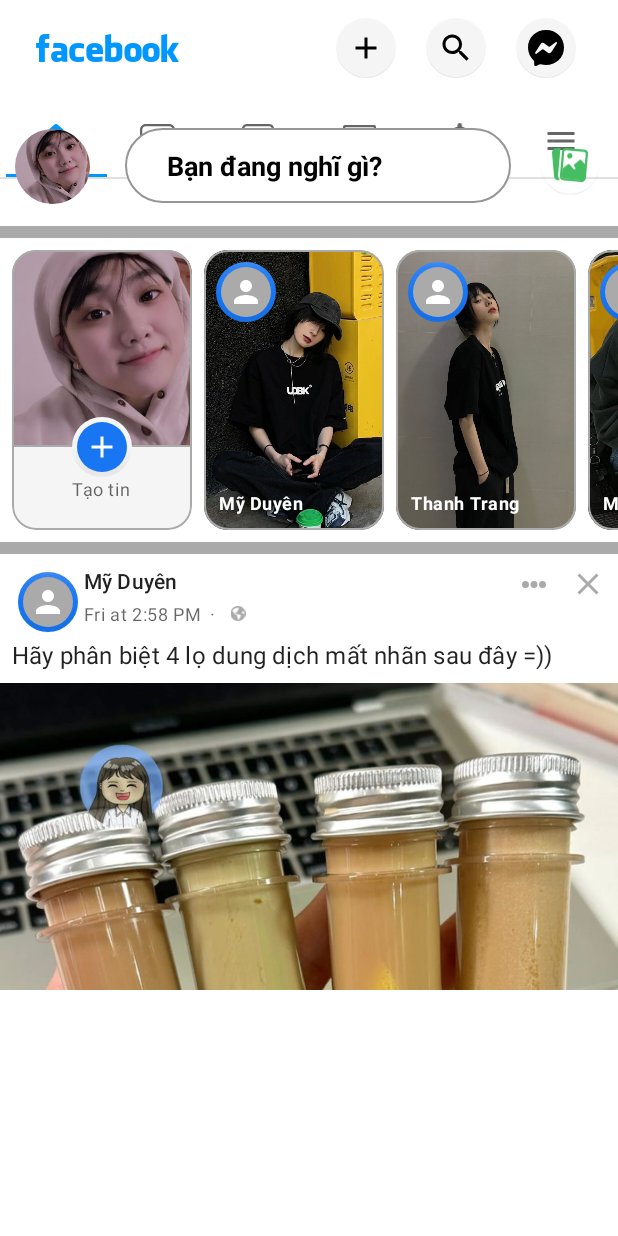
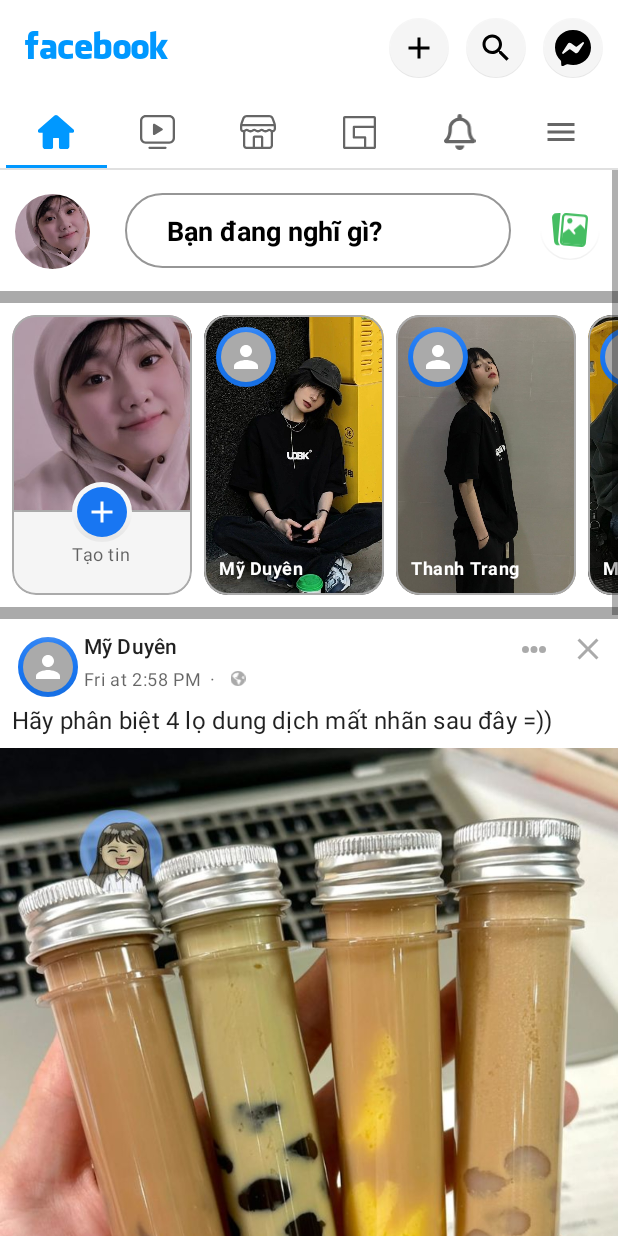
Before and after one commit to Moon-light2602/android-intern, an Android app: the FacebookActivity screen opened directly, with no data from a screen before it, on a phone screen of 412 x 824 dp. Run offline under Robolectric (Android 15) with nearby library versions, the phone set to English and light mode, and no system bars; libraries missing offline, so code that uses them is left out: androidx.palette.graphics.

Commit message:
update facebook

```diff
--- a/app/src/main/java/edu/hanu/app/facebook/FacebookActivity.java
+++ b/app/src/main/java/edu/hanu/app/facebook/FacebookActivity.java
@@ -26,7 +26,7 @@
 
 public class FacebookActivity extends AppCompatActivity {
 
-    AppBarLayout topBar;
+    RelativeLayout topBar;
     TabLayout homeTabLayout;
     ViewPager contentView;
     TabItem tabHome, tabWatch, tabMarketPlace, tabGaming, tabNotification, tabMenu;
@@ -37,7 +37,7 @@
         super.onCreate(savedInstanceState);
         setContentView(R.layout.activity_facebook);
 
-        topBar = findViewById(R.id.appBar);
+        topBar = findViewById(R.id.topBar);
         homeTabLayout = findViewById(R.id.homeTabLayout);
         contentView = findViewById(R.id.contentView);
 
--- a/app/src/main/res/layout/activity_facebook.xml
+++ b/app/src/main/res/layout/activity_facebook.xml
@@ -1,44 +1,40 @@
 <?xml version="1.0" encoding="utf-8"?>
-<androidx.coordinatorlayout.widget.CoordinatorLayout xmlns:android="http://schemas.android.com/apk/res/android"
+<androidx.appcompat.widget.LinearLayoutCompat xmlns:android="http://schemas.android.com/apk/res/android"
     xmlns:app="http://schemas.android.com/apk/res-auto"
     xmlns:tools="http://schemas.android.com/tools"
     android:layout_width="match_parent"
     android:layout_height="match_parent"
-    tools:context=".facebook.FacebookActivity">
+    tools:context=".facebook.FacebookActivity"
+    android:orientation="vertical">
 
-    <com.google.android.material.appbar.AppBarLayout
-        android:id="@+id/appBar"
-        android:layout_width="match_parent"
-        android:layout_height="70dp"
-        android:fitsSystemWindows="true"
-        android:background="@color/white">
-
-    <com.google.android.material.appbar.CollapsingToolbarLayout
+    <RelativeLayout
+        android:id="@+id/topBar"
         android:layout_width="match_parent"
         android:layout_height="wrap_content"
-        android:fitsSystemWindows="true"
-        app:contentScrim="@color/white"
-        app:layout_scrollFlags="scroll|snap|exitUntilCollapsed"
-        app:title="Facebook">
+        android:orientation="horizontal">
 
         <TextView
             android:id="@+id/logoTextView"
-                    android:layout_width="150dp"
-                    android:layout_height="90dp"
-                    android:layout_marginTop="10dp"
-                    android:layout_marginStart="15dp"
+            android:layout_width="wrap_content"
+            android:layout_height="wrap_content"
+            android:layout_alignParentStart="true"
+            android:layout_alignParentTop="true"
+            android:layout_gravity="center"
+            android:layout_marginStart="8dp"
+            android:layout_marginTop="8dp"
             android:fontFamily="@font/face_font"
             android:padding="8dp"
             android:text="facebook"
             android:textAppearance="@style/TextAppearance.MaterialComponents.Headline5"
-                    android:textColor="#0098FF"
-                    app:layout_collapseMode="parallax"/>
+            android:textColor="@color/blue_500" />
+
+
 
                 <com.google.android.material.floatingactionbutton.FloatingActionButton
                     android:id="@+id/addFab"
                     android:layout_width="wrap_content"
                     android:layout_height="wrap_content"
-                    android:layout_marginStart="220dp"
+                    android:layout_marginStart="3dp"
                     android:layout_marginTop="8dp"
                     android:layout_marginBottom="8dp"
                     android:layout_toStartOf="@+id/searchFab"
@@ -52,7 +48,7 @@
                     android:layout_width="wrap_content"
                     android:layout_height="wrap_content"
                     android:layout_alignParentTop="true"
-                    android:layout_marginStart="280dp"
+                    android:layout_marginStart="3dp"
                     android:layout_marginTop="8dp"
                     android:layout_marginBottom="8dp"
                     android:layout_toStartOf="@+id/messengerFab"
@@ -67,7 +63,7 @@
                     android:layout_height="wrap_content"
                     android:layout_alignParentTop="true"
                     android:layout_alignParentEnd="true"
-                    android:layout_marginStart="340dp"
+                    android:layout_marginStart="3dp"
                     android:layout_marginTop="8dp"
                     android:layout_marginEnd="6dp"
                     android:layout_marginBottom="8dp"
@@ -76,13 +72,8 @@
                     app:fabSize="mini"
                     app:layout_collapseMode="parallax"/>
 
-    </com.google.android.material.appbar.CollapsingToolbarLayout>
-    </com.google.android.material.appbar.AppBarLayout>
+    </RelativeLayout>
 
-    <androidx.core.widget.NestedScrollView
-        android:layout_width="match_parent"
-        android:layout_height="590dp"
-        app:layout_behavior="com.google.android.material.appbar.AppBarLayout$ScrollingViewBehavior">
     <LinearLayout
         android:layout_width="match_parent"
         android:layout_height="wrap_content"
@@ -133,12 +124,11 @@
             android:layout_width="match_parent"
             android:layout_height="wrap_content"/>
     </LinearLayout>
-    </androidx.core.widget.NestedScrollView>
+
 
     <androidx.viewpager.widget.ViewPager
         android:id="@+id/contentView"
         android:layout_width="match_parent"
-        android:layout_height="590dp"
-        android:layout_marginTop="70dp"/>
+        android:layout_height="match_parent"/>
 
-</androidx.coordinatorlayout.widget.CoordinatorLayout>
+</androidx.appcompat.widget.LinearLayoutCompat>
--- a/app/src/main/res/layout/fragment_home.xml
+++ b/app/src/main/res/layout/fragment_home.xml
@@ -1,5 +1,5 @@
 <?xml version="1.0" encoding="utf-8"?>
-<androidx.core.widget.NestedScrollView xmlns:android="http://schemas.android.com/apk/res/android"
+<FrameLayout xmlns:android="http://schemas.android.com/apk/res/android"
     xmlns:tools="http://schemas.android.com/tools"
     android:layout_width="match_parent"
     android:layout_height="match_parent"
@@ -1110,4 +1110,4 @@
         </LinearLayout>
     </ScrollView>
 
-</androidx.core.widget.NestedScrollView>
+</FrameLayout>
--- a/app/src/main/res/layout/story_item_insta.xml
+++ b/app/src/main/res/layout/story_item_insta.xml
@@ -6,9 +6,6 @@
 
 
     <TextView
-
-
-
         android:layout_width="wrap_content"
         android:layout_height="wrap_content"
         android:text="username"
```
Lines whose indentation alone changed are shown as unchanged.
